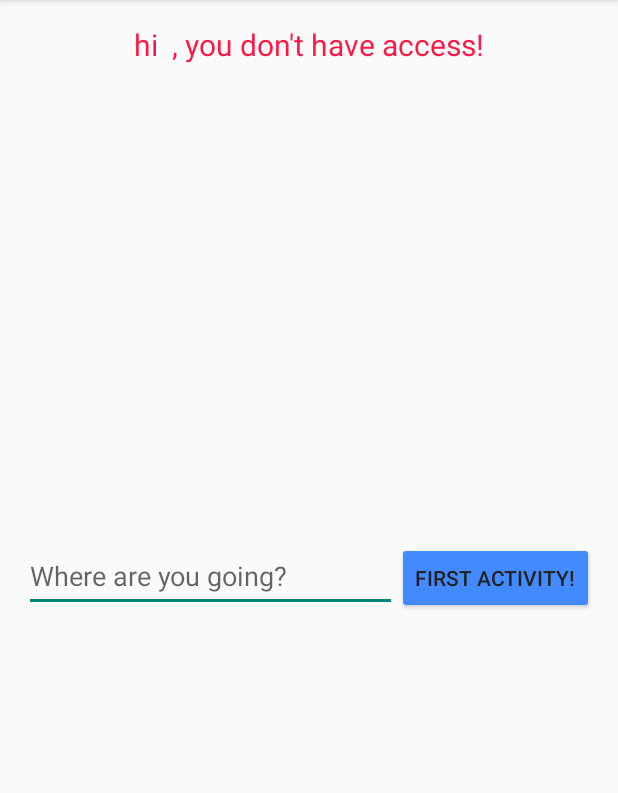
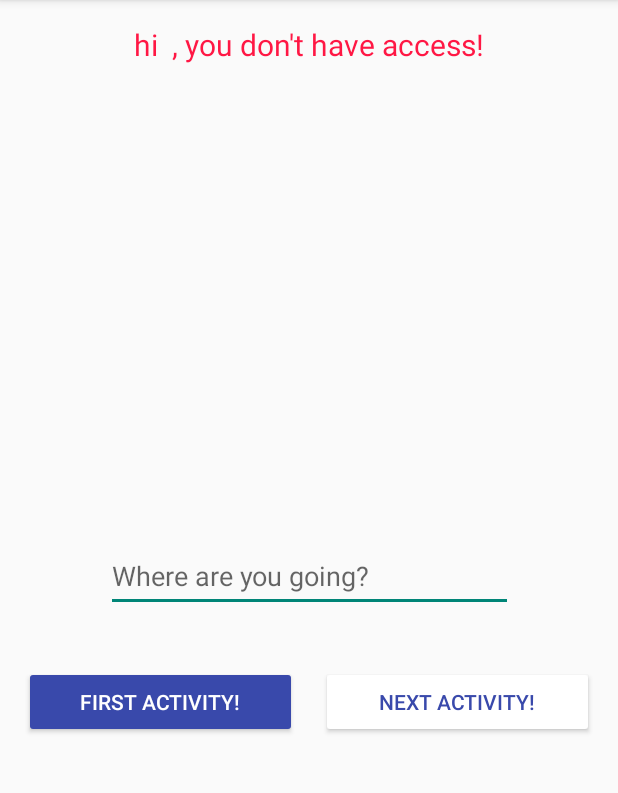
Before and after one commit to InfosecGurung/firefly-ant-app, an Android app: the screen it shows after launch (DisplayWrongMessage), after a tap on "LET ME ENTER!", on a phone screen of 412 x 824 dp, the part 84-877 px from its top. Run offline under Robolectric (Android 15) with nearby library versions, the phone set to English and light mode, and no system bars.

Commit message:
added new activity, button and its parent activity is WrongDisplayMessage
Signed-off-by: InfoseccGurung <72032538+InfoseccGurung@users.noreply.github.com>

```diff
--- a/app/src/main/AndroidManifest.xml
+++ b/app/src/main/AndroidManifest.xml
@@ -12,14 +12,18 @@
         android:theme="@style/Theme.FireflyAnt"
         tools:ignore="AllowBackup,LabelFor">
         <activity
+            android:name=".TravelDestination"
+            android:parentActivityName=".DisplayWrongMessage"
+            android:exported="true" />
+        <activity
             android:name=".DisplayWrongMessage"
             android:parentActivityName=".MainActivity">
+
             <!-- The meta-data tag is required if you support API level 15 and lower -->
             <meta-data
                 android:name="android.support.PARENT_ACTIVITY"
                 android:value=".MainActivity" />
         </activity>
-
         <activity
             android:name=".DisplayMessageActivity"
             android:parentActivityName=".MainActivity">
--- a/app/src/main/res/layout/activity_display_message.xml
+++ b/app/src/main/res/layout/activity_display_message.xml
@@ -14,7 +14,7 @@
         android:autofillHints="testhint"
         android:fontFamily="monospace"
         android:text="@string/epic_message"
-        android:textColor="#651FFF"
+        android:textColor="#4527A0"
         android:textSize="20sp"
         app:layout_constraintEnd_toEndOf="parent"
         app:layout_constraintStart_toStartOf="parent"
--- a/app/src/main/res/layout/activity_display_wrong_message.xml
+++ b/app/src/main/res/layout/activity_display_wrong_message.xml
@@ -20,9 +20,8 @@
 
     <EditText
         android:id="@+id/wrongMessageEditText"
-        android:layout_width="0dp"
+        android:layout_width="271dp"
         android:layout_height="wrap_content"
-        android:layout_marginStart="16dp"
         android:ems="10"
         android:hint="@string/where_going"
         android:importantForAutofill="no"
@@ -31,24 +30,40 @@
         android:textColor="#5C6BC0"
         android:textColorHighlight="#731B1B"
         app:layout_constraintBottom_toBottomOf="parent"
-        app:layout_constraintEnd_toStartOf="@+id/goingWhereButton"
-        app:layout_constraintHorizontal_bias="0.5"
+        app:layout_constraintEnd_toEndOf="parent"
         app:layout_constraintStart_toStartOf="parent"
         app:layout_constraintTop_toTopOf="parent"
         tools:ignore="TextContrastCheck" />
 
     <Button
-        android:id="@+id/goingWhereButton"
-        android:layout_width="wrap_content"
+        android:id="@+id/goingForwardButton"
+        android:layout_width="0dp"
         android:layout_height="wrap_content"
+        android:layout_marginStart="8dp"
         android:layout_marginEnd="16dp"
-        android:backgroundTint="#448AFF"
-        android:onClick="goingWhere"
-        android:text="@string/going_button"
-        android:textColor="#212121"
-        app:layout_constraintBaseline_toBaselineOf="@+id/wrongMessageEditText"
+        android:backgroundTint="@color/design_default_color_on_primary"
+        android:text="@string/going_button_next"
+        android:textColor="#3949AB"
+        android:onClick="goingNewActivity"
+        app:layout_constraintBaseline_toBaselineOf="@+id/goingWhereButton"
         app:layout_constraintEnd_toEndOf="parent"
         app:layout_constraintHorizontal_bias="0.5"
-        app:layout_constraintStart_toEndOf="@+id/wrongMessageEditText" />
+        app:layout_constraintStart_toEndOf="@+id/goingWhereButton" />
+
+    <Button
+        android:id="@+id/goingWhereButton"
+        android:layout_width="0dp"
+        android:layout_height="wrap_content"
+        android:layout_marginStart="16dp"
+        android:layout_marginTop="36dp"
+        android:layout_marginEnd="8dp"
+        android:backgroundTint="#3949AB"
+        android:onClick="goingWhere"
+        android:text="@string/going_button_first"
+        android:textColor="@color/white"
+        app:layout_constraintEnd_toStartOf="@+id/goingForwardButton"
+        app:layout_constraintHorizontal_bias="0.5"
+        app:layout_constraintStart_toStartOf="parent"
+        app:layout_constraintTop_toBottomOf="@+id/wrongMessageEditText" />
 
 </androidx.constraintlayout.widget.ConstraintLayout>
--- a/app/src/main/res/values/strings.xml
+++ b/app/src/main/res/values/strings.xml
@@ -6,6 +6,7 @@
     <string name="wrong_name">You are wrong</string>
     <string name="pic_description">vim editor</string>
     <string name="where_going">Where are you going?</string>
-    <string name="going_button">First Activity!</string>
+    <string name="going_button_first">First Activity!</string>
     <string name="reached_destination">You have reached your location:</string>
+    <string name="going_button_next">Next Activity!</string>
 </resources>
```
Also changed, not shown: app/src/main/java/com/example/fireflyant/DisplayWrongMessage.kt (+10 -0 lines), app/src/main/java/com/example/fireflyant/TravelDestination.kt (added, +19 -0 lines), app/src/main/res/layout/activity_travel_destination.xml (added, +34 -0 lines).
